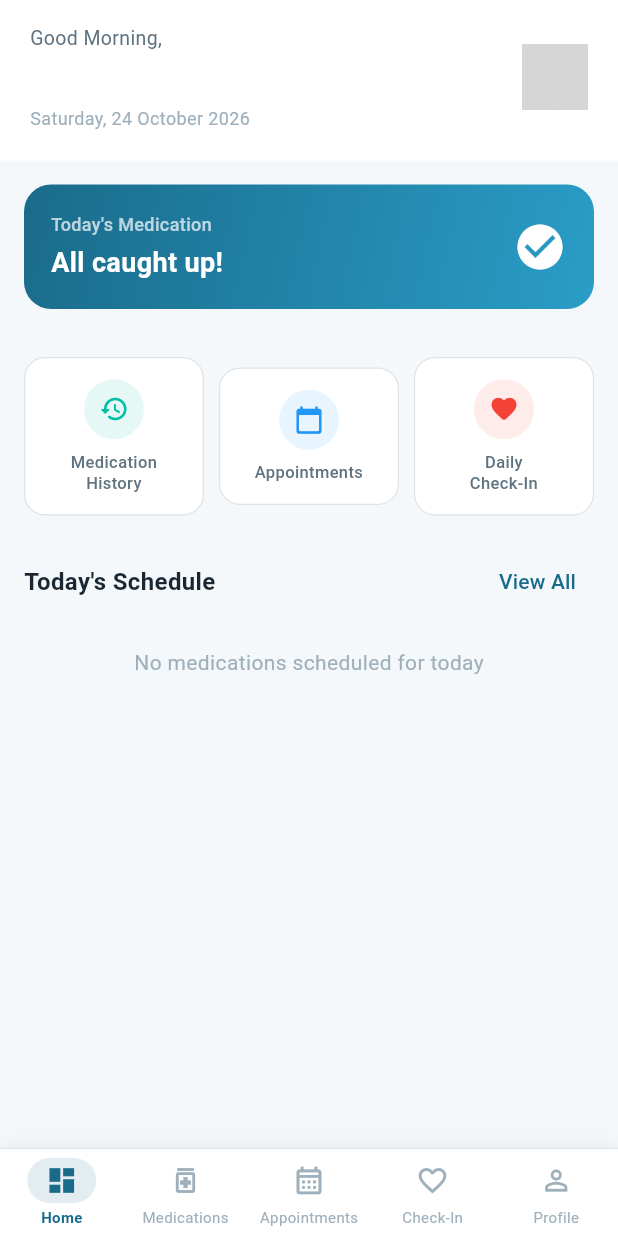
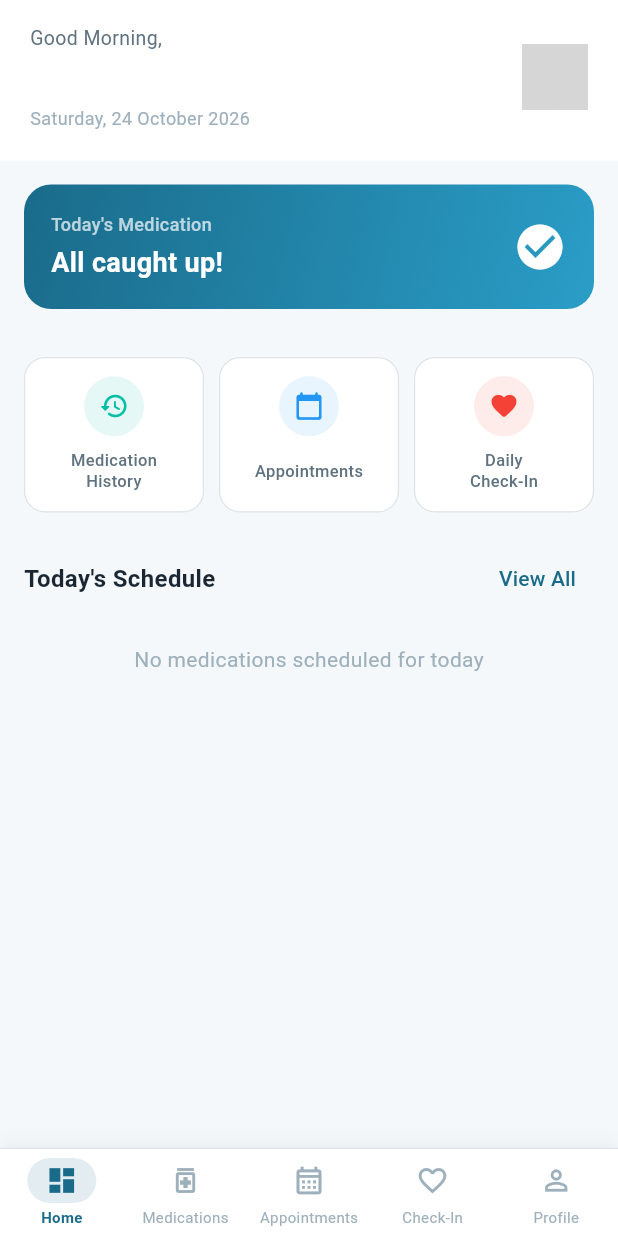
Before and after one commit to Irushi2002/Mobile-Medi, a Flutter app: the DashboardScreen screen opened by its route, on a phone screen of 412 x 824 dp. Run offline on Flutter 3.47's test engine with Material 3 defaults, Android fonts, the phone set to English and light mode, and no system bars; our stand-ins replace cloud_firestore, firebase_auth, firebase_core, flutter_local_notifications, flutter_timezone, google_sign_in and 3 more; accounts and stored records are empty; network calls fail; grey boxes are pictures that could not be loaded.

Commit message:
fix(ui): prevent Appointments text from wrapping into two rows in quick actions and bottom nav bar

```diff
--- a/lib/screens/dashboard/dashboard_screen.dart
+++ b/lib/screens/dashboard/dashboard_screen.dart
@@ -681,7 +681,7 @@ class _QuickActionCard extends StatelessWidget {
       child: GestureDetector(
         onTap: onTap,
         child: Container(
-          padding: const EdgeInsets.all(14),
+          padding: const EdgeInsets.symmetric(horizontal: 6, vertical: 12),
           decoration: BoxDecoration(
             color: AppColors.surface,
             borderRadius: BorderRadius.circular(14),
@@ -699,14 +699,22 @@ class _QuickActionCard extends StatelessWidget {
                 child: Icon(icon, color: color, size: 20),
               ),
               const SizedBox(height: 8),
-              Text(
+              SizedBox(
+                height: 30,
+                child: Center(
+                  child: FittedBox(
+                    fit: BoxFit.scaleDown,
+                    child: Text(
                       label,
                       textAlign: TextAlign.center,
                       style: const TextStyle(
                         fontSize: 11,
                         fontWeight: FontWeight.w500,
                         color: AppColors.textSecondary,
-                  height: 1.3,
+                        height: 1.25,
+                      ),
+                    ),
+                  ),
                 ),
               ),
             ],
--- a/lib/widgets/bottom_nav_bar.dart
+++ b/lib/widgets/bottom_nav_bar.dart
@@ -57,12 +57,19 @@ class AppBottomNavBar extends StatelessWidget {
                         ),
                       ),
                       const SizedBox(height: 2),
-                      Text(
-                        item.label,
-                        style: TextStyle(
-                          fontSize: 10,
-                          color: isActive ? AppColors.primary : AppColors.textHint,
-                          fontWeight: isActive ? FontWeight.w600 : FontWeight.normal,
+                      Padding(
+                        padding: const EdgeInsets.symmetric(horizontal: 2),
+                        child: FittedBox(
+                          fit: BoxFit.scaleDown,
+                          child: Text(
+                            item.label,
+                            maxLines: 1,
+                            style: TextStyle(
+                              fontSize: 10,
+                              color: isActive ? AppColors.primary : AppColors.textHint,
+                              fontWeight: isActive ? FontWeight.w600 : FontWeight.normal,
+                            ),
+                          ),
                         ),
                       ),
                     ],
```
Lines whose indentation alone changed are shown as unchanged.
